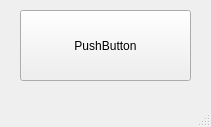
This is MobyCreaApp/mainwindow.ui in kayakdemer63/Projet_MobyCrea as Qt 5 draws it before an edit. The edited form follows.
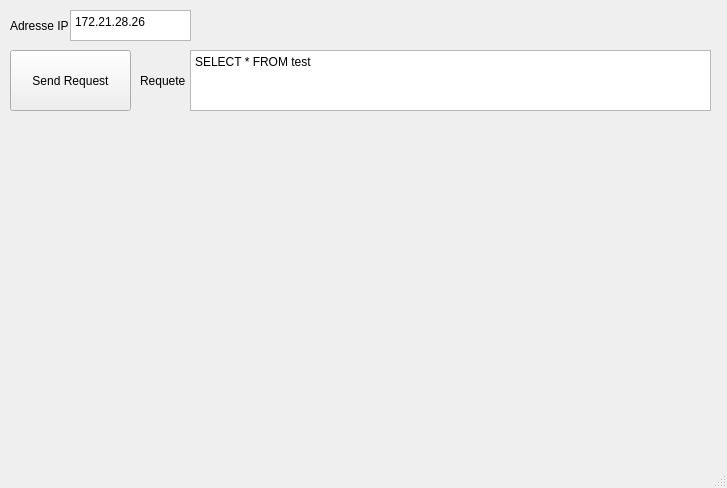
This is the edited form.

What changed in the file:
```diff
--- a/MobyCreaApp/mainwindow.ui
+++ b/MobyCreaApp/mainwindow.ui
@@ -6,8 +6,8 @@
    <rect>
     <x>0</x>
     <y>0</y>
-    <width>211</width>
-    <height>127</height>
+    <width>727</width>
+    <height>488</height>
    </rect>
   </property>
   <property name="windowTitle">
@@ -17,14 +17,66 @@
    <widget class="QPushButton" name="pushButton">
     <property name="geometry">
      <rect>
-      <x>20</x>
+      <x>10</x>
+      <y>50</y>
+      <width>121</width>
+      <height>61</height>
+     </rect>
+    </property>
+    <property name="text">
+     <string>Send Request</string>
+    </property>
+   </widget>
+   <widget class="QPlainTextEdit" name="Request">
+    <property name="geometry">
+     <rect>
+      <x>190</x>
+      <y>50</y>
+      <width>521</width>
+      <height>61</height>
+     </rect>
+    </property>
+    <property name="plainText">
+     <string>SELECT * FROM test</string>
+    </property>
+   </widget>
+   <widget class="QPlainTextEdit" name="adresseIP">
+    <property name="geometry">
+     <rect>
+      <x>70</x>
       <y>10</y>
-      <width>171</width>
-      <height>71</height>
+      <width>121</width>
+      <height>31</height>
      </rect>
     </property>
+    <property name="plainText">
+     <string>172.21.28.26</string>
+    </property>
+   </widget>
+   <widget class="QLabel" name="labelRequete">
+    <property name="geometry">
+     <rect>
+      <x>140</x>
+      <y>60</y>
+      <width>49</width>
+      <height>41</height>
+     </rect>
+    </property>
     <property name="text">
-     <string>PushButton</string>
+     <string>Requete :</string>
+    </property>
+   </widget>
+   <widget class="QLabel" name="labelIP">
+    <property name="geometry">
+     <rect>
+      <x>10</x>
+      <y>10</y>
+      <width>61</width>
+      <height>31</height>
+     </rect>
+    </property>
+    <property name="text">
+     <string>Adresse IP :</string>
     </property>
    </widget>
   </widget>
```
Left out of the diff: 31 changed lines with no effect on the pictures.
